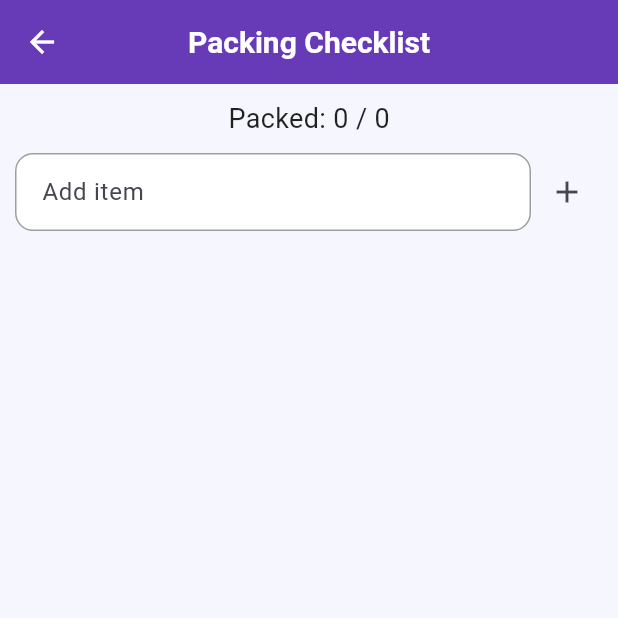
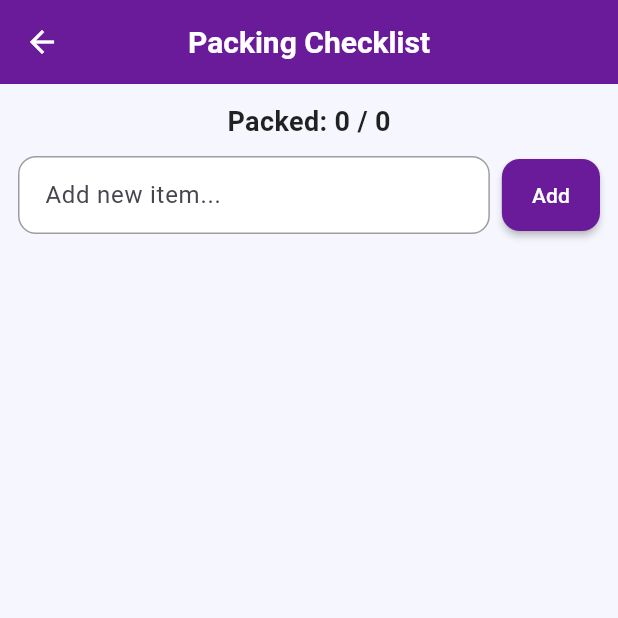
Before and after one commit to 1076dhruvi/travel-app, a Flutter app: the PackingChecklist screen opened directly with empty values, on a phone screen of 412 x 824 dp, the top half of it. Run offline on Flutter 3.47's test engine with Material 3 defaults, Android fonts, the phone set to English and light mode, and no system bars; our stand-ins replace file_picker, sqflite; missing offline and left inert: encrypt, flutter_pdfview; accounts and stored records are empty; statements that could not run were skipped.

Commit message:
more UI changes

```diff
--- a/lib/screens/packing_checklist.dart
+++ b/lib/screens/packing_checklist.dart
@@ -27,7 +27,7 @@ class _PackingChecklistState extends State<PackingChecklist> {
     _initChecklist();
   }
 
-  // 🧠 SMART RULE ENGINE (kept inside screen intentionally)
+  // 🧠 SMART RULE ENGINE
   List<String> getSmartSuggestions(String location, String date) {
     List<String> items = [];
 
@@ -39,8 +39,7 @@ class _PackingChecklistState extends State<PackingChecklist> {
     bool isSummer = (month >= 3 && month <= 6);
     bool isRainy = (month == 7 || month == 8);
 
-    bool isBeach =
-        location.contains("goa") || location.contains("beach");
+    bool isBeach = location.contains("goa") || location.contains("beach");
 
     bool isColdPlace =
         location.contains("manali") ||
@@ -103,11 +102,14 @@ class _PackingChecklistState extends State<PackingChecklist> {
   Future<void> _initChecklist() async {
     await DatabaseService().deletePackingItemsByTrip(widget.tripId);
 
-    List<String> suggestions =
-    getSmartSuggestions(widget.location, widget.date);
+    final packingService = PackingService();
+
+    final suggestions =
+    await packingService.generateSmartList(widget.location);
 
     for (var item in suggestions) {
-      await DatabaseService().insertPackingItem(widget.tripId, item);
+      await DatabaseService()
+          .insertPackingItem(widget.tripId, item);
     }
 
     await _loadItems();
@@ -126,8 +128,7 @@ class _PackingChecklistState extends State<PackingChecklist> {
     final text = itemController.text.trim();
     if (text.isEmpty) return;
 
-    await DatabaseService()
-        .insertPackingItem(widget.tripId, text);
+    await DatabaseService().insertPackingItem(widget.tripId, text);
 
     itemController.clear();
     await _loadItems();
@@ -154,62 +155,92 @@ class _PackingChecklistState extends State<PackingChecklist> {
   @override
   Widget build(BuildContext context) {
     return Scaffold(
+      backgroundColor: const Color(0xFFF6F6FF),
+
       appBar: AppBar(
         title: const Text("Packing Checklist"),
-        backgroundColor: Colors.deepPurple,
+        backgroundColor: const Color(0xFF6A1B9A),
+        elevation: 0,
       ),
+
       body: Column(
         children: [
+          const SizedBox(height: 12),
+
+          // 📊 Progress header
+          Text(
+            "Packed: $completedCount / ${items.length}",
+            style: const TextStyle(
+              fontSize: 18,
+              fontWeight: FontWeight.w600,
+              color: Colors.black87,
+            ),
+          ),
+
           const SizedBox(height: 10),
 
-          Text(
-            "Packed: $completedCount / ${items.length}",
-            style: const TextStyle(fontSize: 18),
-          ),
-
+          // ➕ Input box
           Padding(
-            padding: const EdgeInsets.all(10),
+            padding: const EdgeInsets.symmetric(horizontal: 12),
             child: Row(
               children: [
                 Expanded(
                   child: TextField(
                     controller: itemController,
                     decoration: const InputDecoration(
-                      hintText: "Add item",
+                      hintText: "Add new item...",
                     ),
                     onSubmitted: (_) => _addItem(),
                   ),
                 ),
-                IconButton(
-                  icon: const Icon(Icons.add),
+                const SizedBox(width: 8),
+                ElevatedButton(
                   onPressed: _addItem,
+                  child: const Text("Add"),
                 )
               ],
             ),
           ),
 
+          const SizedBox(height: 10),
+
+          // 📦 List
           Expanded(
             child: ListView.builder(
               itemCount: items.length,
               itemBuilder: (context, index) {
                 final item = items[index];
 
-                return ListTile(
-                  leading: Checkbox(
+                return Card(
+                  margin: const EdgeInsets.symmetric(
+                      horizontal: 12, vertical: 6),
+                  elevation: 3,
+                  shape: RoundedRectangleBorder(
+                    borderRadius: BorderRadius.circular(12),
+                  ),
+                  child: CheckboxListTile(
+                    activeColor: const Color(0xFF6A1B9A),
                     value: item['done'] == 1,
                     onChanged: (_) => _toggleItem(index),
-                  ),
+
                     title: Text(
                       item['name'],
                       style: TextStyle(
+                        fontSize: 16,
+                        fontWeight: FontWeight.w500,
                         decoration: item['done'] == 1
                             ? TextDecoration.lineThrough
                             : null,
                       ),
                     ),
-                  trailing: IconButton(
-                    icon: const Icon(Icons.delete),
+
+                    secondary: IconButton(
+                      icon: const Icon(
+                        Icons.delete,
+                        color: Colors.redAccent,
+                      ),
                       onPressed: () => _deleteItem(index),
+                    ),
                   ),
                 );
               },
```
Lines whose indentation alone changed are shown as unchanged.
